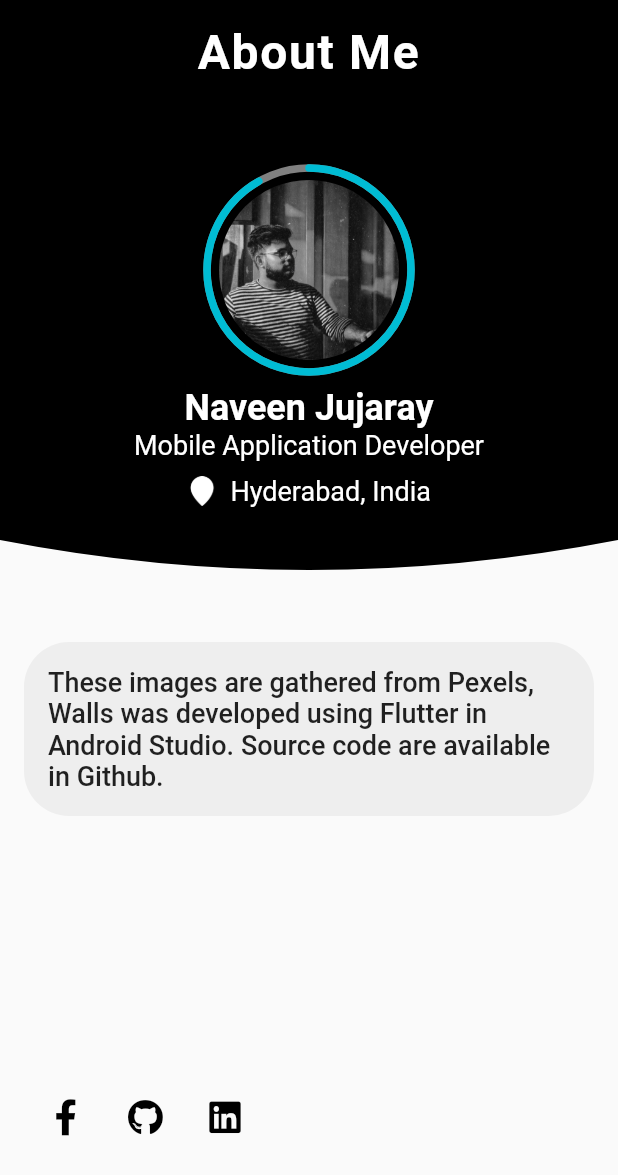
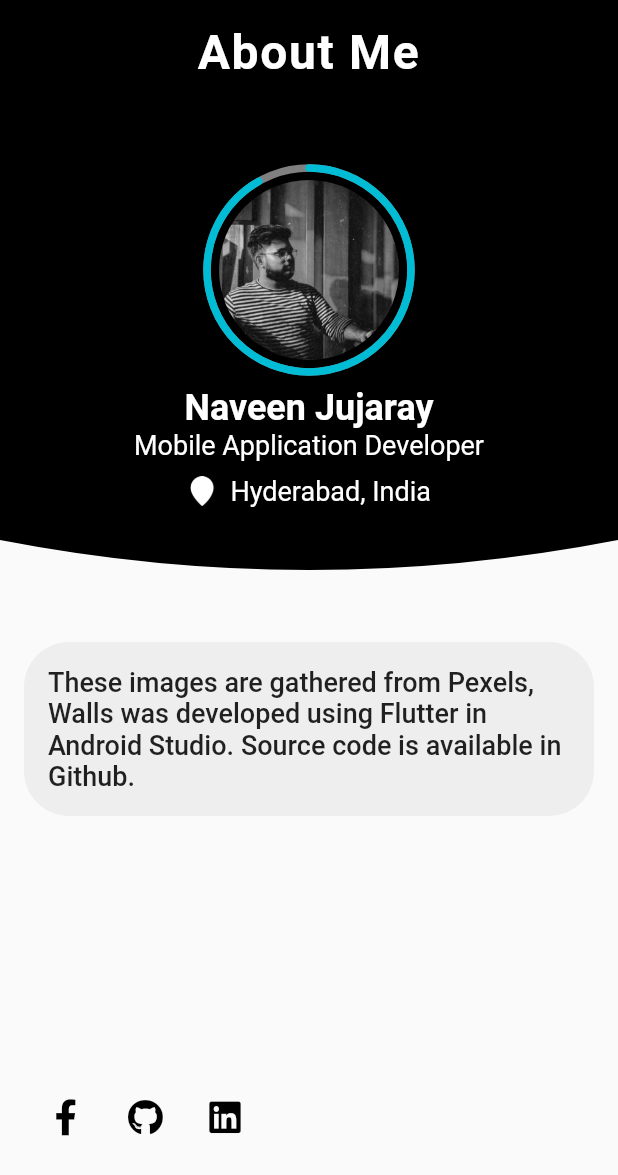
Before and after one commit to naveenjujaray/WALLS, a Flutter app: the AboutPage screen opened directly, on a phone screen of 412 x 824 dp. Shown: the top 1175 px of the screen. Run offline on Flutter 3.47's test engine with Material 2 defaults, Android fonts, the light colour scheme and no system bars; our stand-ins replace bloc, cached_network_image, dio, flutter_bloc, flutter_cache_manager, font_awesome_flutter and 3 more; network calls fail.

Commit message:
SECOND COMMMIT

```diff
--- a/lib/pages/aboutpage.dart
+++ b/lib/pages/aboutpage.dart
@@ -61,7 +61,7 @@ class AboutPage extends StatelessWidget with NavigationStates{
                           color: Colors.grey.shade200,
                       ),
                       child: Text("These images are gathered from Pexels, Walls was developed using Flutter in Android Studio. "
-                      "Source code are available in Github.",style: TextStyle(fontWeight: FontWeight.w500,fontSize: 18),),
+                      "Source code is available in Github.",style: TextStyle(fontWeight: FontWeight.w500,fontSize: 18),),
                     ),
                   ],
                 ),
```
